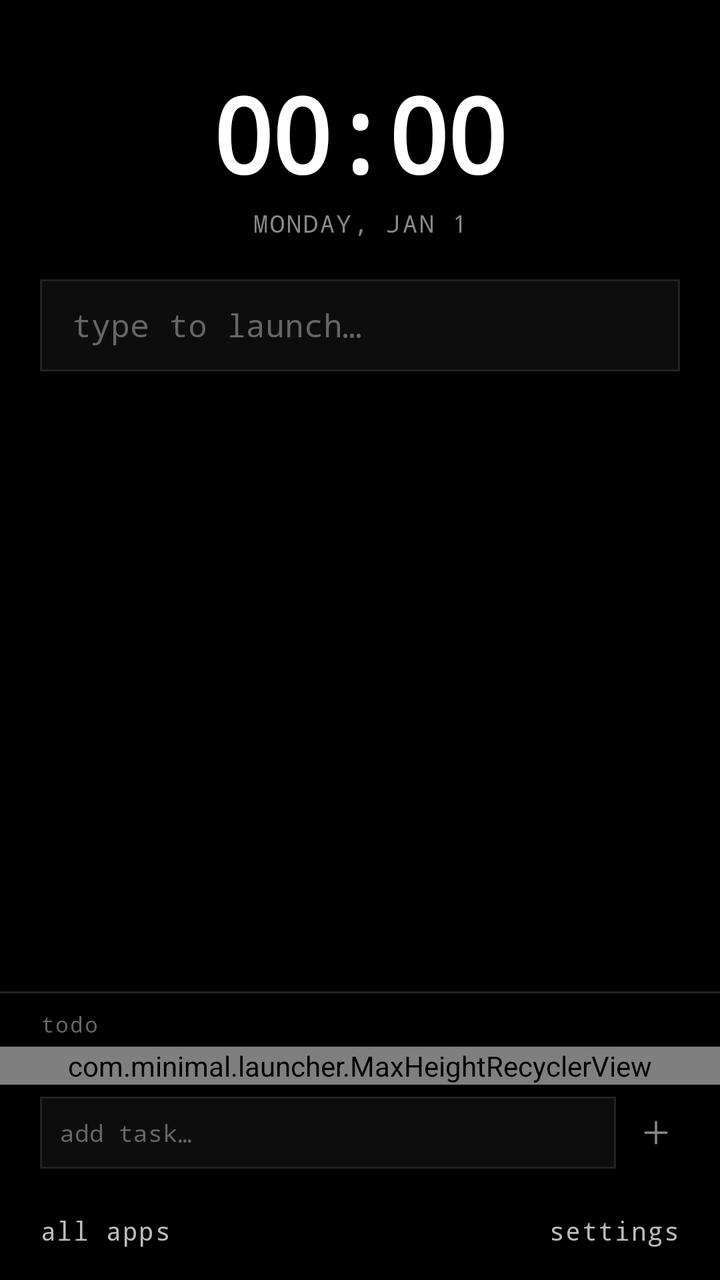
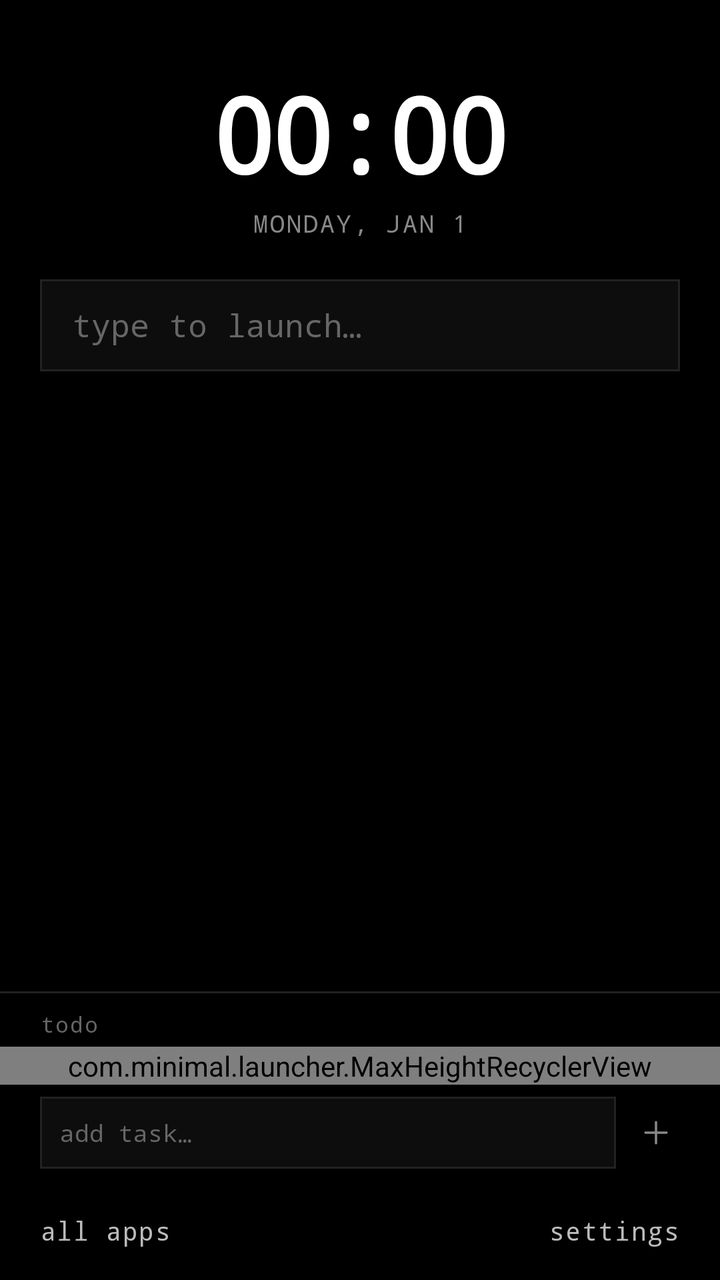

An Android layout rendered at two revisions. The XML below is the earlier revision; the diff shows what the commit changed to produce the second picture.
<!-- AndroidManifest.xml: application theme LauncherTheme -->
<!-- res/layout/activity_launcher.xml -->
<?xml version="1.0" encoding="utf-8"?>
<LinearLayout
    xmlns:android="http://schemas.android.com/apk/res/android"
    xmlns:app="http://schemas.android.com/apk/res-auto"
    android:id="@+id/rootLayout"
    android:layout_width="match_parent"
    android:layout_height="match_parent"
    android:orientation="vertical"
    android:background="@android:color/black"
    android:focusable="true"
    android:focusableInTouchMode="true">

    
    <LinearLayout android:id="@+id/headerGroup" android:layout_width="match_parent"
        android:layout_height="wrap_content" android:orientation="vertical">

    <FrameLayout
        android:layout_width="match_parent"
        android:layout_height="wrap_content">
        <TextView android:id="@+id/clockText" android:layout_width="wrap_content" android:layout_height="wrap_content"
            android:layout_gravity="center_horizontal" android:layout_marginTop="32dp" android:paddingHorizontal="16dp"
            android:gravity="center" android:textColor="@android:color/white" android:textSize="52sp"
            android:fontFamily="monospace" android:textStyle="bold" android:letterSpacing="-0.04"
            android:background="@drawable/ripple_borderless"
            android:clickable="true" android:focusable="true" android:text="00:00" />
        
        <TextView android:id="@+id/ramText" android:layout_width="wrap_content" android:layout_height="wrap_content"
            android:layout_gravity="end|top" android:paddingEnd="16dp" android:paddingTop="8dp"
            android:textColor="#FF555555" android:textSize="11sp" android:fontFamily="monospace"
            android:visibility="gone" />
    </FrameLayout>

    <TextView android:id="@+id/dateText" android:layout_width="match_parent" android:layout_height="wrap_content"
        android:gravity="center" android:paddingTop="2dp" android:paddingBottom="20dp"
        android:textColor="@color/grey_dim" android:textSize="12sp" android:fontFamily="monospace"
        android:letterSpacing="0.08" android:textAllCaps="true" android:text="monday, jan 1" />

    
    <TextView android:id="@+id/screenTimeText" android:layout_width="wrap_content" android:layout_height="wrap_content"
        android:layout_gravity="center_horizontal" android:layout_marginTop="-14dp" android:layout_marginBottom="14dp"
        android:paddingHorizontal="12dp" android:paddingVertical="4dp"
        android:textColor="@color/grey_mid" android:textSize="11sp" android:fontFamily="monospace" android:letterSpacing="0.04"
        android:background="@drawable/ripple_borderless" android:clickable="true" android:focusable="true"
        android:visibility="gone" />

    </LinearLayout>

    <LinearLayout android:id="@+id/resultsGroup" android:layout_width="match_parent"
        android:layout_height="0dp" android:layout_weight="1" android:orientation="vertical">

    
    <FrameLayout android:id="@+id/searchTopSlot"
        android:layout_width="match_parent" android:layout_height="wrap_content" android:paddingHorizontal="20dp">
        <EditText android:id="@+id/searchInput" android:layout_width="match_parent" android:layout_height="46dp"
            android:background="@drawable/search_bg" android:hint="@string/search_hint" android:textColorHint="@color/grey_mid"
            android:textColor="@android:color/white" android:textSize="16sp" android:fontFamily="monospace"
            android:inputType="text|textNoSuggestions" android:imeOptions="actionGo|flagNoExtractUi|flagNoPersonalizedLearning"
            android:importantForAutofill="no" android:singleLine="true"
            android:paddingStart="16dp" android:paddingEnd="40dp" android:textCursorDrawable="@drawable/cursor" />
        <ImageView android:id="@+id/clearBtn" android:layout_width="44dp" android:layout_height="46dp"
            android:layout_gravity="end|center_vertical" android:padding="13dp"
            android:src="@drawable/ic_close" app:tint="@color/grey_dim" android:visibility="gone"
            android:background="@drawable/ripple_borderless" android:contentDescription="clear"
            android:clickable="true" android:focusable="true" />
    </FrameLayout>

    
    <androidx.recyclerview.widget.RecyclerView android:id="@+id/appList"
        android:layout_width="match_parent" android:layout_height="0dp" android:layout_weight="1"
        android:paddingHorizontal="20dp" android:paddingTop="4dp" android:clipToPadding="false" android:scrollbars="none"
        android:overScrollMode="never" />

    
    <TextView android:id="@+id/homeTipView"
        android:layout_width="match_parent" android:layout_height="wrap_content"
        android:gravity="center" android:paddingVertical="20dp"
        android:textColor="#FF444444" android:textSize="12sp"
        android:fontFamily="monospace" android:lineSpacingMultiplier="1.4"
        android:visibility="gone" />

    <TextView android:id="@+id/noMatch" android:layout_width="match_parent" android:layout_height="0dp"
        android:layout_weight="1" android:gravity="center" android:text="@string/no_match"
        android:textColor="@color/grey_mid" android:textSize="13sp" android:fontFamily="monospace" android:visibility="gone" />

    
    <LinearLayout android:id="@+id/autoLaunchBar" android:layout_width="match_parent" android:layout_height="0dp"
        android:layout_weight="1" android:orientation="vertical" android:gravity="center" android:visibility="gone">
        <ImageView android:id="@+id/autoLaunchIcon" android:layout_width="52dp" android:layout_height="52dp"
            android:scaleType="fitCenter" android:importantForAccessibility="no" />
        <TextView android:id="@+id/autoLaunchName" android:layout_width="wrap_content" android:layout_height="wrap_content"
            android:paddingTop="10dp" android:textColor="@android:color/white" android:textSize="15sp" android:fontFamily="monospace" />
        <TextView android:layout_width="wrap_content" android:layout_height="wrap_content" android:paddingTop="6dp"
            android:text="auto-launching…" android:textColor="@color/grey_mid" android:textSize="11sp"
            android:fontFamily="monospace" android:letterSpacing="0.06" />
    </LinearLayout>

    
    <FrameLayout android:id="@+id/searchBottomSlot"
        android:layout_width="match_parent" android:layout_height="wrap_content"
        android:paddingHorizontal="20dp" android:paddingVertical="8dp" android:visibility="gone" />

    </LinearLayout>

    <LinearLayout android:id="@+id/footerGroup" android:layout_width="match_parent"
        android:layout_height="wrap_content" android:orientation="vertical">

    
    <LinearLayout android:id="@+id/musicTipView"
        android:layout_width="match_parent" android:layout_height="wrap_content"
        android:orientation="horizontal" android:gravity="center_vertical"
        android:paddingHorizontal="20dp" android:paddingVertical="6dp"
        android:background="@color/search_bg" android:visibility="gone">
        <TextView android:layout_width="wrap_content" android:layout_height="wrap_content"
            android:text="«" android:textColor="#FF444444" android:textSize="12sp" android:fontFamily="monospace" />
        <TextView android:layout_width="0dp" android:layout_height="wrap_content" android:layout_weight="1"
            android:gravity="center" android:text="swipe to skip  ·  tap to play/pause  ·  hold to open"
            android:textColor="#FF444444" android:textSize="10sp" android:fontFamily="monospace" />
        <TextView android:layout_width="wrap_content" android:layout_height="wrap_content"
            android:text="»" android:textColor="#FF444444" android:textSize="12sp" android:fontFamily="monospace" />
        <ImageView android:id="@+id/musicTipClose" android:layout_width="32dp" android:layout_height="32dp"
            android:padding="9dp" android:src="@drawable/ic_close" app:tint="#FF555555"
            android:background="@drawable/ripple_borderless" android:contentDescription="dismiss tip"
            android:clickable="true" android:focusable="true" />
    </LinearLayout>

    
    <LinearLayout android:id="@+id/musicBar" android:layout_width="match_parent" android:layout_height="wrap_content"
        android:orientation="horizontal" android:gravity="center_vertical" android:paddingHorizontal="20dp"
        android:paddingVertical="14dp" android:background="@color/search_bg" android:visibility="gone">
        
        <ImageView android:id="@+id/musicIcon" android:layout_width="18dp" android:layout_height="18dp"
            android:layout_marginEnd="14dp" android:src="@drawable/ic_music" app:tint="@color/grey_dim"
            android:importantForAccessibility="no" />
        <TextView android:id="@+id/musicTitle" android:layout_width="0dp" android:layout_height="wrap_content"
            android:layout_weight="1" android:textColor="@color/grey_text" android:textSize="14sp"
            android:fontFamily="monospace" android:singleLine="true" android:ellipsize="end" android:text="no music playing" />
    </LinearLayout>

    
    <View android:id="@+id/todoDivider" android:layout_width="match_parent" android:layout_height="1dp" android:background="@color/grey_border" />
    <LinearLayout android:id="@+id/todoSection" android:layout_width="match_parent" android:layout_height="wrap_content"
        android:orientation="vertical" android:background="@android:color/black">
        <LinearLayout android:layout_width="match_parent" android:layout_height="wrap_content"
            android:orientation="horizontal" android:gravity="center_vertical"
            android:paddingHorizontal="20dp" android:paddingTop="8dp" android:paddingBottom="4dp">
            <TextView android:layout_width="0dp" android:layout_height="wrap_content" android:layout_weight="1"
                android:text="todo" android:textColor="@color/grey_mid" android:textSize="11sp"
                android:fontFamily="monospace" android:letterSpacing="0.06" />
            <TextView android:id="@+id/todoCount" android:layout_width="wrap_content" android:layout_height="wrap_content"
                android:textColor="@color/grey_mid" android:textSize="11sp" android:fontFamily="monospace" />
        </LinearLayout>
        <com.minimal.launcher.MaxHeightRecyclerView android:id="@+id/todoList"
            android:layout_width="match_parent" android:layout_height="wrap_content" android:maxHeight="140dp"
            android:paddingHorizontal="20dp" android:clipToPadding="false" android:scrollbars="none"
            android:overScrollMode="never" />
        <LinearLayout android:layout_width="match_parent" android:layout_height="wrap_content"
            android:orientation="horizontal" android:gravity="center_vertical"
            android:paddingStart="20dp" android:paddingEnd="12dp" android:paddingVertical="6dp">
            <EditText android:id="@+id/todoInput" android:layout_width="0dp" android:layout_height="36dp"
                android:layout_weight="1" android:background="@drawable/todo_input_bg" android:hint="add task…"
                android:textColorHint="@color/grey_mid" android:textColor="@android:color/white" android:textSize="12sp"
                android:fontFamily="monospace" android:inputType="text" android:imeOptions="actionDone|flagNoExtractUi"
                android:importantForAutofill="no" android:textCursorDrawable="@drawable/cursor"
                android:singleLine="true" android:paddingHorizontal="10dp" />
            <ImageView android:id="@+id/addTodoBtn" android:layout_width="40dp" android:layout_height="36dp"
                android:padding="9dp" android:src="@drawable/ic_add" app:tint="@color/grey_dim"
                android:background="@drawable/ripple_borderless" android:contentDescription="add task"
                android:clickable="true" android:focusable="true" />
        </LinearLayout>
    </LinearLayout>

    </LinearLayout>

    
    <LinearLayout android:id="@+id/navGroup" android:layout_width="match_parent" android:layout_height="wrap_content"
        android:orientation="horizontal" android:gravity="end" android:paddingHorizontal="8dp" android:paddingVertical="4dp"
        android:background="@android:color/black">
        <TextView android:id="@+id/allAppsBtn" android:layout_width="0dp" android:layout_height="wrap_content"
            android:layout_weight="1" android:text="all apps" android:textColor="@color/grey_text"
            android:textSize="13sp" android:fontFamily="monospace" android:letterSpacing="0.04"
            android:paddingVertical="12dp" android:paddingHorizontal="12dp"
            android:gravity="center_vertical" android:drawablePadding="10dp"
            android:background="@drawable/ripple_item"
            android:clickable="true" android:focusable="true" />
        <TextView android:id="@+id/settingsBtn" android:layout_width="wrap_content" android:layout_height="wrap_content"
            android:text="settings" android:textColor="@color/grey_text" android:textSize="13sp"
            android:fontFamily="monospace" android:letterSpacing="0.04"
            android:paddingVertical="12dp" android:paddingHorizontal="12dp"
            android:gravity="center_vertical" android:drawablePadding="10dp"
            android:background="@drawable/ripple_item"
            android:clickable="true" android:focusable="true" />
    </LinearLayout>

</LinearLayout>
<!-- resources referenced by this layout -->
<resources>
  <color name="grey_border">#FF222222</color>
  <color name="grey_dim">#FF888888</color>
  <color name="grey_mid">#FF666666</color>
  <color name="grey_text">#FFBBBBBB</color>
  <color name="search_bg">#FF0D0D0D</color>
  <!-- drawable cursor (drawable) -->
  <?xml version="1.0" encoding="utf-8"?>
  <shape xmlns:android="http://schemas.android.com/apk/res/android"
      android:shape="rectangle">
      <size android:width="2dp" />
      <solid android:color="@android:color/white" />
  </shape>
  <!-- drawable ic_add (drawable) -->
  <?xml version="1.0" encoding="utf-8"?>
  <vector xmlns:android="http://schemas.android.com/apk/res/android"
      android:width="24dp" android:height="24dp"
      android:viewportWidth="24" android:viewportHeight="24">
      <path android:pathData="M12,5v14M5,12h14" android:strokeColor="#FFFFFFFF" android:strokeWidth="1.6" android:strokeLineCap="round" android:strokeLineJoin="round" android:fillColor="#00000000" />
  </vector>
  <!-- drawable ic_close (drawable) -->
  <?xml version="1.0" encoding="utf-8"?>
  <vector xmlns:android="http://schemas.android.com/apk/res/android"
      android:width="24dp" android:height="24dp"
      android:viewportWidth="24" android:viewportHeight="24">
      <path android:pathData="M6.5,6.5L17.5,17.5M17.5,6.5L6.5,17.5" android:strokeColor="#FFFFFFFF" android:strokeWidth="1.6" android:strokeLineCap="round" android:strokeLineJoin="round" android:fillColor="#00000000" />
  </vector>
  <!-- drawable ic_music (drawable) -->
  <?xml version="1.0" encoding="utf-8"?>
  <vector xmlns:android="http://schemas.android.com/apk/res/android"
      android:width="24dp" android:height="24dp"
      android:viewportWidth="24" android:viewportHeight="24">
      <path android:pathData="M9.5,17.5V5.5l9,-1.5v11.5" android:strokeColor="#FFFFFFFF" android:strokeWidth="1.6" android:strokeLineCap="round" android:strokeLineJoin="round" android:fillColor="#00000000" />
      <path android:pathData="M9.5,17.5a2.5,2.5 0 1,1 -5,0a2.5,2.5 0 1,1 5,0zM18.5,15.5a2.5,2.5 0 1,1 -5,0a2.5,2.5 0 1,1 5,0z" android:strokeColor="#FFFFFFFF" android:strokeWidth="1.6" android:strokeLineCap="round" android:strokeLineJoin="round" android:fillColor="#00000000" />
  </vector>
  <!-- drawable ripple_borderless (drawable) -->
  <?xml version="1.0" encoding="utf-8"?>
  <ripple xmlns:android="http://schemas.android.com/apk/res/android"
      android:color="#33FFFFFF" />
  <!-- drawable ripple_item (drawable) -->
  <?xml version="1.0" encoding="utf-8"?>
  <ripple xmlns:android="http://schemas.android.com/apk/res/android"
      android:color="#22FFFFFF">
      <item android:drawable="@android:color/transparent" />
  </ripple>
  <!-- drawable search_bg (drawable) -->
  <?xml version="1.0" encoding="utf-8"?>
  <shape xmlns:android="http://schemas.android.com/apk/res/android"
      android:shape="rectangle">
      <solid android:color="@color/search_bg" />
      <stroke android:width="1dp" android:color="@color/grey_border" />
  </shape>
  <!-- drawable todo_input_bg (drawable) -->
  <?xml version="1.0" encoding="utf-8"?>
  <shape xmlns:android="http://schemas.android.com/apk/res/android"
      android:shape="rectangle">
      <solid android:color="@color/search_bg" />
      <stroke android:width="1dp" android:color="@color/grey_border" />
  </shape>
  <string name="no_match">no match</string>
  <string name="search_hint">type to launch…</string>
  <!-- unchanged entries left out for length: 1 -->
</resources>

<!-- the commit's change to res/layout/activity_launcher.xml (unified diff, before → after) -->
@@ -22,7 +22,7 @@
             android:gravity="center" android:textColor="@android:color/white" android:textSize="52sp"
             android:fontFamily="monospace" android:textStyle="bold" android:letterSpacing="-0.04"
             android:background="@drawable/ripple_borderless"
-            android:clickable="true" android:focusable="true" android:text="00:00" />
+            android:clickable="true" android:focusable="true" android:singleLine="true" android:text="00:00" />
         
         <TextView android:id="@+id/ramText" android:layout_width="wrap_content" android:layout_height="wrap_content"
             android:layout_gravity="end|top" android:paddingEnd="16dp" android:paddingTop="8dp"
